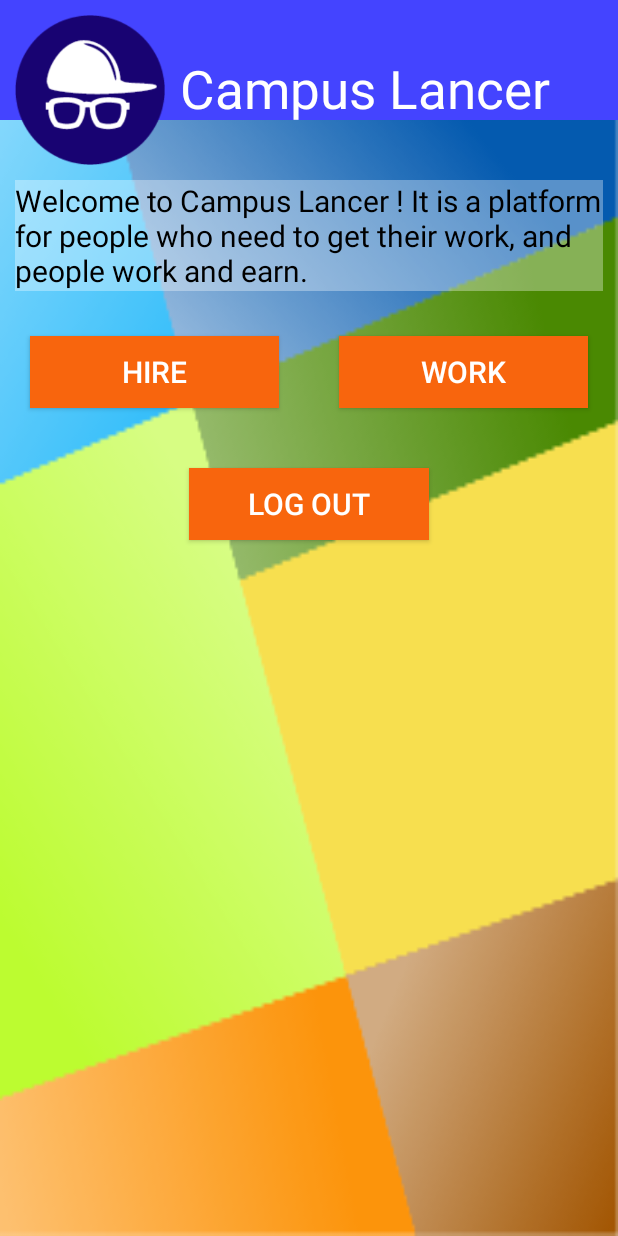
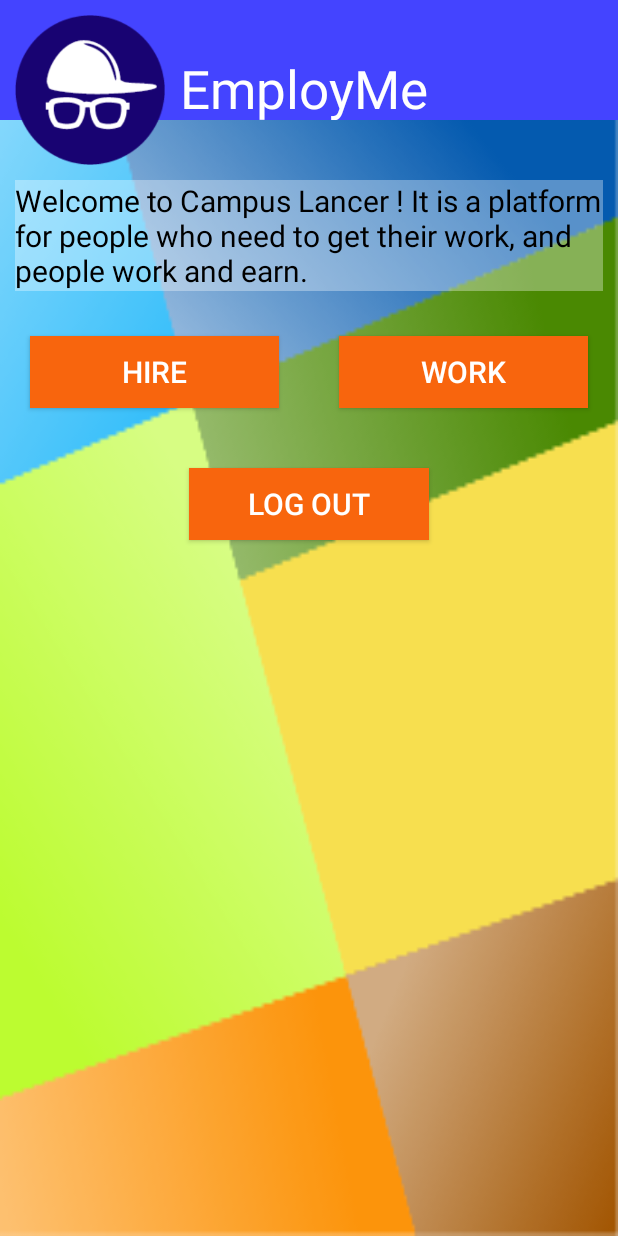
Before and after one commit to anshulshah96/EmployMe, an Android app: the PeopleForProject screen opened directly, with no data from a screen before it, after a tap on "Go to main page >", on a phone screen of 412 x 824 dp. Run offline under Robolectric (Android 15) with nearby library versions, the phone set to English and light mode, and no system bars; libraries missing offline, so code that uses them is left out: com.parse; 10 statements that could not run were skipped.

Commit message:
Name of App Changed and SaveCallBack issue fixed

```diff
--- a/app/src/main/java/com/aka/campuslancer/ParseApplication.java
+++ b/app/src/main/java/com/aka/campuslancer/ParseApplication.java
@@ -24,7 +24,7 @@ public class ParseApplication extends Application {
         ParseACL defaultacl=new ParseACL();
         defaultacl.setPublicReadAccess(true);
         PushService.setDefaultPushCallback(this,MainActivity.class);
-        ParsePush.subscribeInBackground(" ", new SaveCallback() {
+        ParsePush.subscribeInBackground("", new SaveCallback() {
             @Override
             public void done(ParseException e) {
                 if(e==null)
--- a/app/src/main/res/values/strings.xml
+++ b/app/src/main/res/values/strings.xml
@@ -1,7 +1,7 @@
 <?xml version="1.0" encoding="utf-8"?>
 <resources>
 
-    <string name="app_name">Campus Lancer</string>
+    <string name="app_name">EmployMe</string>
     <string name="hello_world">Hello world!</string>
     <string name="action_settings">Settings</string>
 
@@ -16,13 +16,13 @@
     <string name="SignupBtn">Sign Up</string>
     <string name="LogoutBtn">Log Out</string>
 
-    <string name="Welcome">Welcome to Campus Lancer! It is a platform for people who need to get their work, and people work and earn.</string>
+    <string name="Welcome">Welcome to EmployMe! It is a platform for people who need to get their work, and people work and earn.</string>
     <string name="HireWelcome">HIRE</string>
     <string name="WorkWelcome">WORK</string>
 
     <string name="SignUpBoost">Don\'t have an account? Sign Up for free!</string>
     <string name="forgotPassword"><u>Forgot Password?</u></string>
-    <string name="Heading">Campus Lancer</string>
+    <string name="Heading">EmployMe</string>
     <string name="ProjectListHeading">Active Projects</string>
     <string name="SignUpDescription">Sign Up as a New User for free!</string>
     <string name="ForgotPassword">Enter your E-Mail, to receive a mail from us, having a link which will allow your to reset your password.</string>
```
